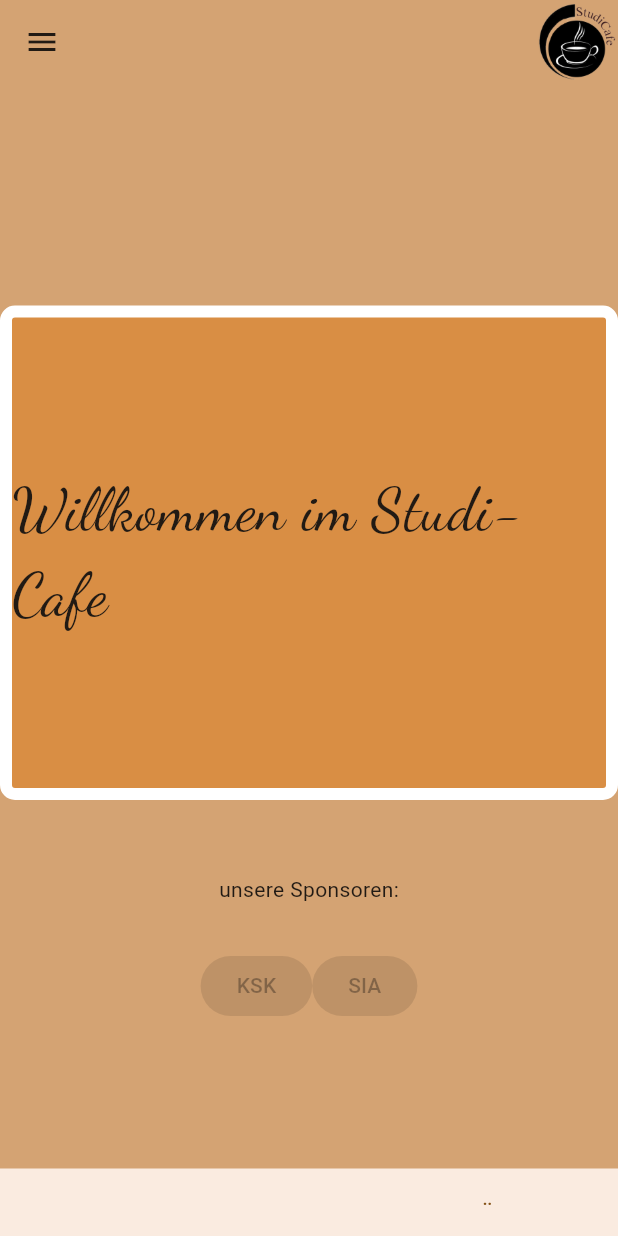
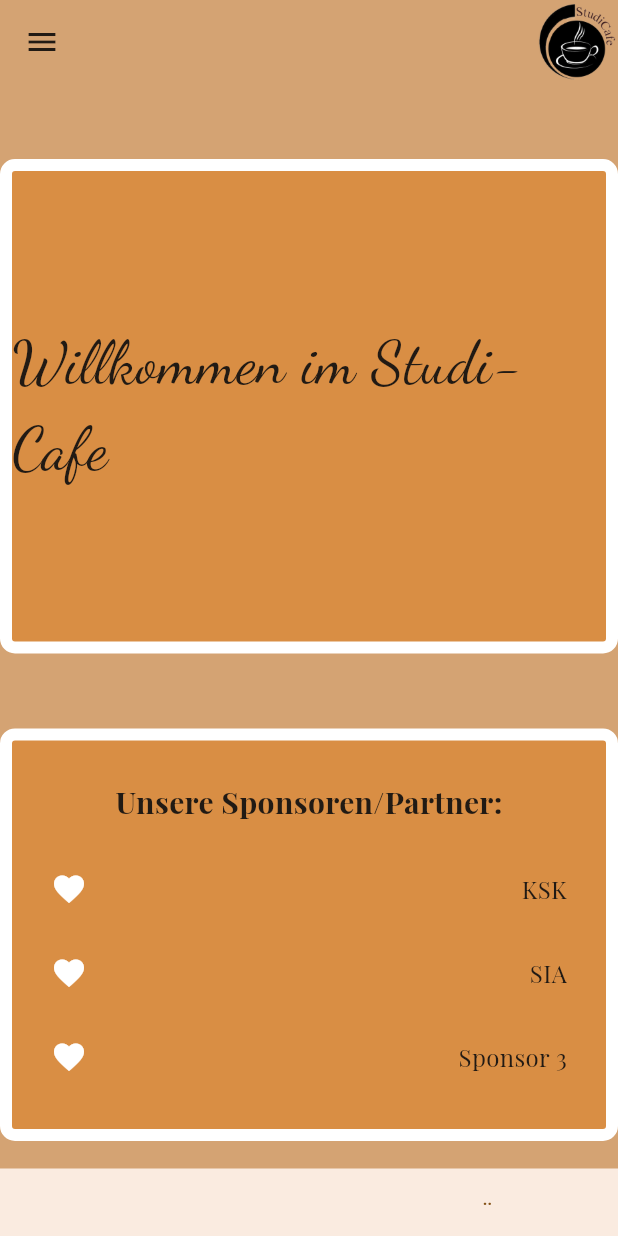
Before and after one commit to CelikFat/ProjektDigitaleTransformation, a Flutter app: the screen it shows after launch, on a phone screen of 412 x 824 dp. Run offline on Flutter 3.47's test engine with Material 3 defaults, Android fonts, the phone set to English and light mode, and no system bars; our stand-ins replace google_fonts.

Commit message:
modify sponsor list and make the items align

```diff
--- a/lib/home_page/home_page.dart
+++ b/lib/home_page/home_page.dart
@@ -1,10 +1,12 @@
 import 'package:flutter/material.dart';
 import 'package:google_fonts/google_fonts.dart' as google_fonts;
+import 'package:studi_cafe/home_page/sponsors_list_file.dart';
 
 class HomePage extends StatelessWidget {
   @override
   Widget build(BuildContext context) {
-    return Center(
+    return SingleChildScrollView(
+      child: Center(
         child: Column(
           mainAxisAlignment: MainAxisAlignment.center,
           children: <Widget>[
@@ -30,19 +32,59 @@ class HomePage extends StatelessWidget {
                 ),
               ),
             ),
-          Text (
-            'unsere Sponsoren:',
+            Container(
+              decoration: BoxDecoration(
+                color: const Color(0xFFD98E44),
+                borderRadius: BorderRadius.circular(10.0), // Optional: Add border radius for rounded corners
+                border: Border.all(
+                  color: Colors.white, // White border color
+                  width: 8.0, // Adjust the width of the border
                 ),
-          SizedBox(height: 30),
-          Row(
-            mainAxisSize: MainAxisSize.min,
+              ),
+              child: Padding(
+                padding: const EdgeInsets.fromLTRB(10, 10, 10, 20),
+                child: Column(
+                  crossAxisAlignment: CrossAxisAlignment.stretch,
                   children: [
-              ElevatedButton(onPressed: null, child: Text('KSK')),
-              ElevatedButton(onPressed: null, child: Text('SIA')),
+                    Container(
+                      padding: EdgeInsets.all(16.0),
+                      child: Center(
+                        child: Text(
+                          'Unsere Sponsoren/Partner:',
+                          style: google_fonts.GoogleFonts.playfairDisplay(
+                            fontSize: 20.0,
+                            fontWeight: FontWeight.bold,
+                          ),
+                        ),
+                      ),
+                    ),
+                    ...sponsors.map((sponsor) {
+                      return Container(
+                        padding: EdgeInsets.all(16.0),
+                        child: Row(
+                          mainAxisAlignment: MainAxisAlignment.spaceBetween,
+                          children: [
+                            Icon(
+                              Icons.favorite,
+                              color: Colors.white, // Adjust the color as needed
+                            ),
+                            SizedBox(width: 8.0),
+                            Text(
+                              sponsor,
+                              style: google_fonts.GoogleFonts.playfairDisplay(
+                                fontSize: 16.0
+                              ),
+                            ),
                           ],
                         ),
-
+                      );
+                    }).toList(),
                   ],
+                ),
+              ),
+            ),
+          ],
+        ),
       ),
     );
   }
--- /dev/null
+++ b/lib/home_page/sponsors_list_file.dart
@@ -0,0 +1,6 @@
+final List<String> sponsors = [
+    'KSK',
+    'SIA',
+    'Sponsor 3',
+    // Add more sponsors as needed
+];
```
Lines whose indentation alone changed are shown as unchanged.
